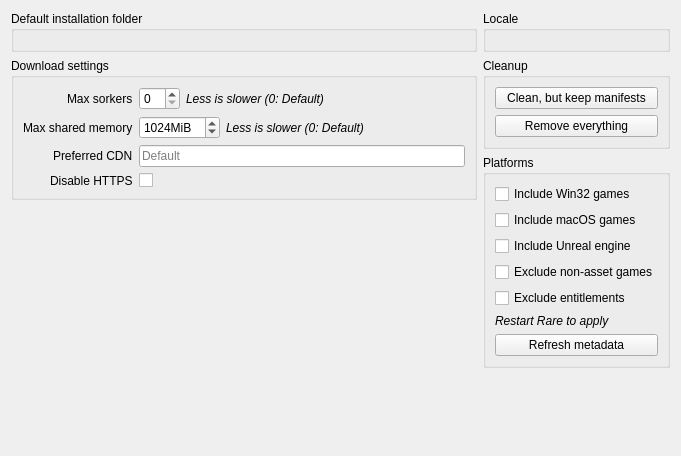
RareDevs/Rare, file rare/ui/components/tabs/settings/legendary.ui: the form before one commit.
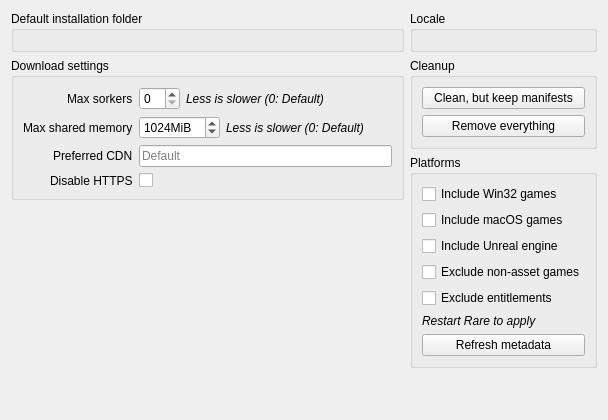
The form after the commit.

Commit message: Ui: Fix and issue with legendary settings UI file

```diff
--- a/rare/ui/components/tabs/settings/legendary.ui
+++ b/rare/ui/components/tabs/settings/legendary.ui
@@ -6,8 +6,8 @@
    <rect>
     <x>0</x>
     <y>0</y>
-    <width>681</width>
-    <height>456</height>
+    <width>608</width>
+    <height>420</height>
    </rect>
   </property>
   <property name="windowTitle">
```
The commit also changes 1 other file.
